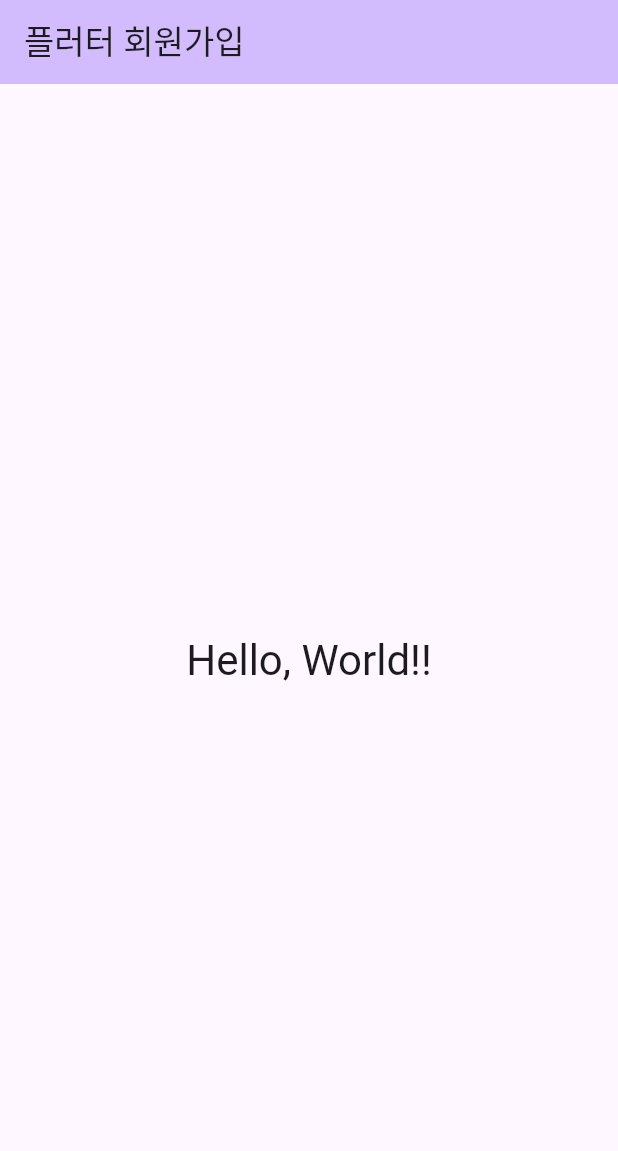
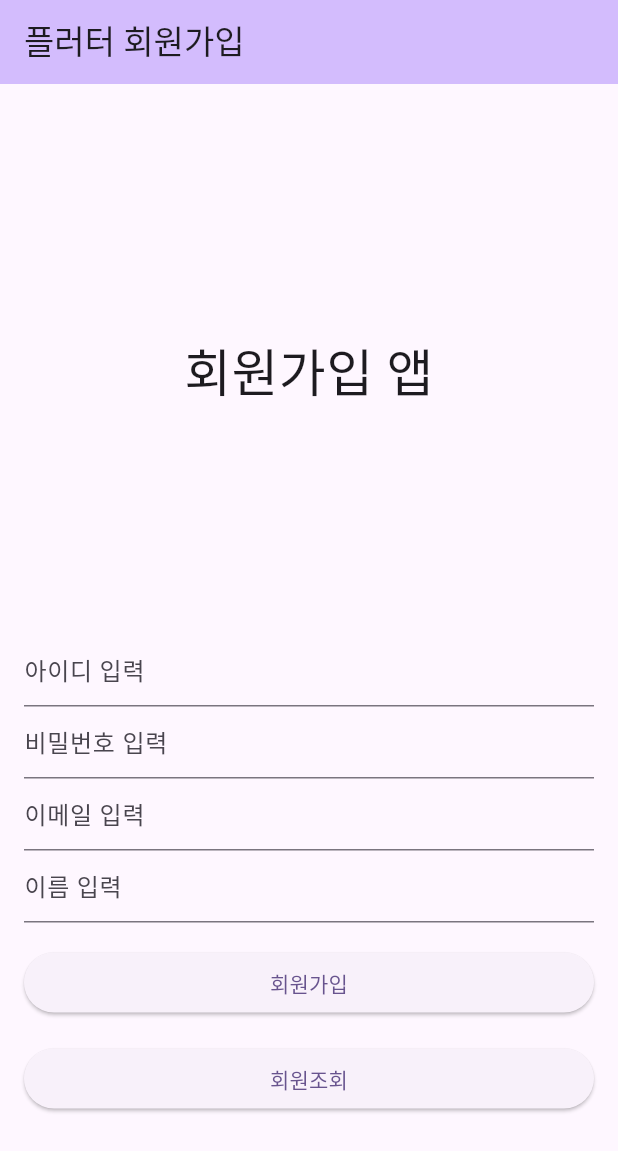
Before and after one commit to BongGuenJun/flutter_member_app2, a Flutter app: the screen it shows after launch, on a phone screen of 412 x 824 dp. Shown: the top 1151 px of the screen. Run offline on Flutter 3.47's test engine with Material 3 defaults, Android fonts, the phone set to English and light mode, and no system bars.

Commit message:
회원가입/조회 app UI 구현

```diff
--- a/lib/main.dart
+++ b/lib/main.dart
@@ -42,14 +42,43 @@ class _MainActivityState extends State<MainActivity> {
         backgroundColor: Theme.of(context).colorScheme.inversePrimary,
         title: Text(widget.title),
       ),
-      body: Center(
-        child: Column(
-          mainAxisAlignment: MainAxisAlignment.center,
-          children: <Widget>[
-           Text(  'Hello, World!!', style: Theme.of(context).textTheme.headlineMedium),
-          ],
-        ),
+      body: Padding( padding: const EdgeInsets.all(16),
+        child: SingleChildScrollView(
+          child: Column(
+            children: [
+              SizedBox(height: 150, ),
+              Text('회원가입 앱', style: TextStyle(fontSize: 34), textAlign: TextAlign.center,),
+              SizedBox(height: 150, ),
+              TextField(decoration: const InputDecoration(hintText: '아이디 입력'),),
+              TextField(decoration: const InputDecoration(hintText: '비밀번호 입력'),),
+              TextField(decoration: const InputDecoration(hintText: '이메일 입력'),),
+              TextField(decoration: const InputDecoration(hintText: '이름 입력'),),
+              SizedBox(height: 16,),
+              ElevatedButton(onPressed: _registerUser, child: Container(
+                width: double.infinity, child: Text('회원가입', textAlign: TextAlign.center,),)),
+              SizedBox(height: 16,),
+              ElevatedButton(onPressed: _listUsers, child: Container(
+                width: double.infinity, child: Text('회원조회', textAlign: TextAlign.center,),)),
+            ],
+          ),
+        )
       ),
     );
+  } //build
+
+//회원가입 처리
+Future<void> _registerUser() async {
+  // showSnackBar : 간단한 메세지 출력
+  ScaffoldMessenger.of(context).showSnackBar(
+      SnackBar(content: Text('회원가입 기능 구현중....'))
+  );
   }
-}
+
+
+//회원조회 처리
+  Future<void> _listUsers() async {
+    ScaffoldMessenger.of(context).showSnackBar(
+        SnackBar(content: Text('회원조회 기능 구현중....'))
+    );
+  }
+} //_MainActivityState
```
